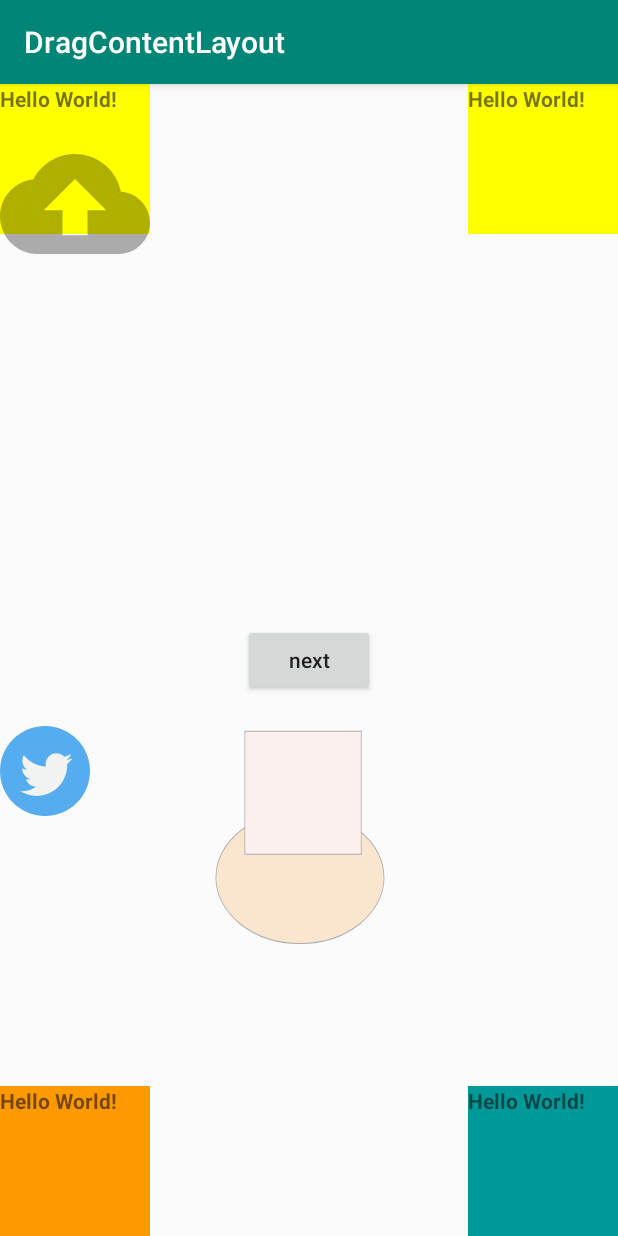
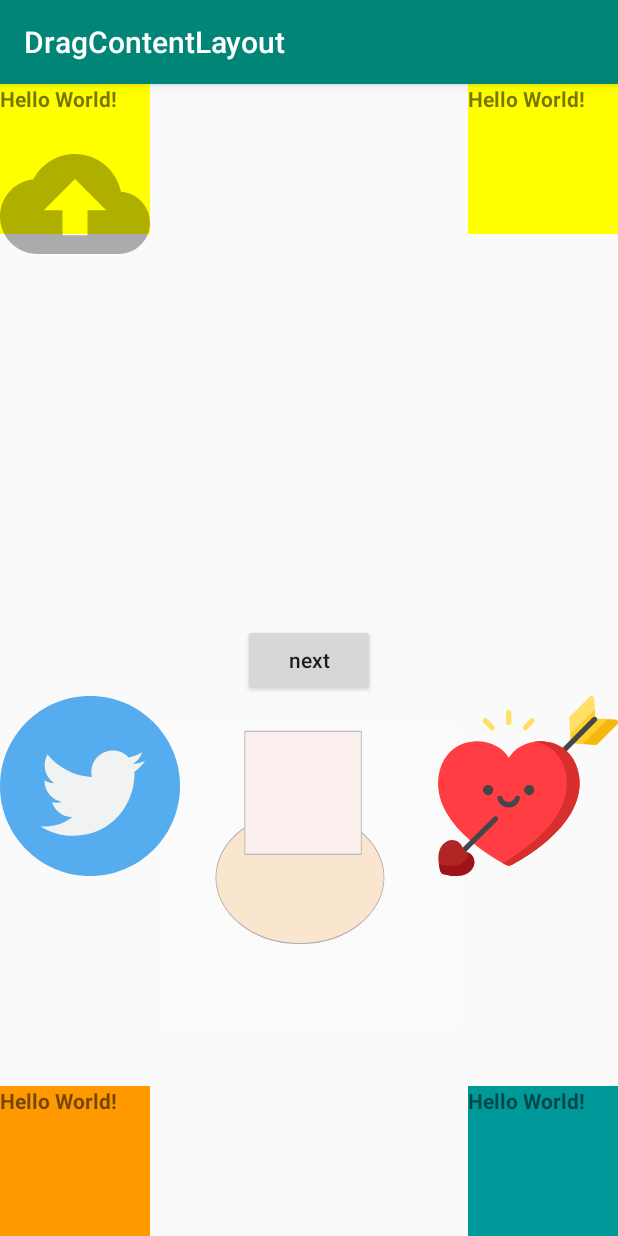
Before and after one commit to zhao2017/DragContentLayout, an Android app: the screen it shows after launch (MainActivity), on a phone screen of 412 x 824 dp. Run offline under Robolectric (Android 15) with nearby library versions, the phone set to English and light mode, and no system bars.

Commit message:
测试String replace

```diff
--- /dev/null
+++ b/app/src/main/java/test/com/zh/java_test/test_string/TestReplace.java
@@ -0,0 +1,23 @@
+package test.com.zh.java_test.test_string;
+
+/**
+ * 创建日期：2019/4/8
+ * 描述:测试replace
+ *
+ * @author: zhaoh
+ */
+public class TestReplace {
+    public static void main(String[] args) {
+        String str = "cbbbbbbbbbk";
+        /**
+         * 使用指定的字面值替换序列替换此字符串所有匹配字面值目标序列的子字符串。该替换从字符串的开头朝末尾执行，
+         * target - 要被替换的 char 值序列
+         * replacement - char 值的替换序列
+         */
+        printStr(str.replace("cbbbbbbbbb","a"));
+    }
+
+    public static void printStr(String str){
+        System.out.println(str);
+    }
+}
--- /dev/null
+++ b/app/src/main/res/drawable/ic_fall_in_love.xml
@@ -0,0 +1,19 @@
+<vector android:height="24dp" android:viewportHeight="512.204"
+    android:viewportWidth="512.204" android:width="24dp" xmlns:android="http://schemas.android.com/apk/res/android">
+    <path android:fillColor="#FFDF65" android:pathData="M511.503,72.36c-1.05,-2.761 -3.622,-4.648 -6.57,-4.822l-57.119,-3.36L444.454,7.06c-0.174,-2.948 -2.061,-5.52 -4.822,-6.57c-2.761,-1.049 -5.88,-0.381 -7.969,1.707l-56.048,56.047c-1.515,1.516 -2.31,3.605 -2.184,5.744l3.752,63.774c0.224,3.796 3.252,6.823 7.047,7.047l63.774,3.751c0.147,0.009 0.294,0.013 0.44,0.013c1.983,0 3.893,-0.786 5.304,-2.196l56.047,-56.047C511.884,78.24 512.552,75.121 511.503,72.36z"/>
+    <path android:fillColor="#FFCD2C" android:pathData="M377.184,127.762c0.105,1.776 0.828,3.378 1.952,4.609l68.663,-68.058l0.113,-0.129l-0.098,-0.006l-1.536,-26.109l-70.23,70.382L377.184,127.762z"/>
+    <path android:fillColor="#FFCD2C" android:pathData="M509.796,80.329c2.088,-2.089 2.756,-5.208 1.707,-7.969c-1.05,-2.761 -3.622,-4.648 -6.57,-4.822l-57.119,-3.36l-0.001,-0.007l-68.678,68.2c1.278,1.401 3.076,2.319 5.095,2.438l63.774,3.751c0.147,0.009 0.294,0.013 0.44,0.013c1.983,0 3.893,-0.786 5.304,-2.196L509.796,80.329z"/>
+    <path android:fillColor="#F4B70C" android:pathData="M511.503,72.36c-1.05,-2.761 -3.622,-4.648 -6.57,-4.822L482.187,66.2l-69.837,70.263l35.654,2.097c0.147,0.009 0.294,0.013 0.44,0.013c1.983,0 3.893,-0.786 5.304,-2.196l56.047,-56.047C511.884,78.24 512.552,75.121 511.503,72.36z"/>
+    <path android:fillColor="#464649" android:pathData="M355.822,164.645c-1.905,0 -3.812,-0.722 -5.272,-2.166c-2.946,-2.913 -2.974,-7.661 -0.061,-10.607l89.621,-90.643c2.913,-2.947 7.662,-2.972 10.606,-0.062c2.946,2.913 2.974,7.661 0.062,10.606l-89.622,90.644C359.689,163.901 357.756,164.645 355.822,164.645z"/>
+    <path android:fillColor="#FF3D43" android:pathData="M401.633,229.414c-4.211,-30.779 -16.235,-55.418 -35.739,-73.23c-17.046,-15.567 -38.943,-24.88 -63.322,-26.929c-23.064,-1.94 -46.572,2.9 -66.187,13.627c-15.008,8.208 -26.953,19.528 -34.798,32.756c-7.845,-13.228 -19.79,-24.548 -34.798,-32.756c-19.614,-10.727 -43.117,-15.568 -66.187,-13.627c-24.379,2.049 -46.276,11.361 -63.322,26.93c-19.504,17.812 -31.528,42.45 -35.739,73.23c-4.674,34.165 3.002,68.885 22.814,103.194c15.591,26.999 38.713,53.796 68.725,79.648c50.744,43.711 103.027,69.349 105.227,70.419c1.035,0.503 2.157,0.755 3.279,0.755s2.244,-0.252 3.279,-0.755c2.201,-1.07 54.484,-26.708 105.227,-70.419c30.012,-25.853 53.135,-52.649 68.726,-79.648C398.631,298.299 406.307,263.579 401.633,229.414z"/>
+    <path android:fillColor="#D72E2E" android:pathData="M401.633,229.414c-4.211,-30.779 -16.235,-55.418 -35.739,-73.23c-17.046,-15.567 -38.943,-24.88 -63.322,-26.929c-9.443,-0.794 -18.957,-0.434 -28.251,0.984c21.101,3.262 40.044,12.136 55.164,25.945c19.504,17.813 31.528,42.451 35.739,73.23c4.674,34.165 -3.002,68.885 -22.814,103.194c-15.591,26.999 -38.714,53.796 -68.726,79.648c-35.028,30.174 -70.787,51.733 -90.302,62.546c8.755,4.851 14.244,7.541 14.925,7.873c1.035,0.503 2.157,0.755 3.279,0.755s2.244,-0.252 3.279,-0.755c2.201,-1.07 54.484,-26.708 105.227,-70.419c30.012,-25.853 53.135,-52.649 68.726,-79.648C398.631,298.299 406.307,263.579 401.633,229.414z"/>
+    <path android:fillColor="#464649" android:pathData="M66.638,452.855c-1.936,0 -3.87,-0.744 -5.337,-2.23c-2.911,-2.947 -2.881,-7.695 0.067,-10.606l96.962,-95.747c2.948,-2.909 7.696,-2.881 10.606,0.067c2.911,2.947 2.881,7.695 -0.067,10.606l-96.962,95.747C70.446,452.134 68.542,452.855 66.638,452.855z"/>
+    <path android:fillColor="#FFDF65" android:pathData="M201.251,82.592c-4.142,0 -7.5,-3.357 -7.5,-7.5V47.484c0,-4.143 3.358,-7.5 7.5,-7.5c4.142,0 7.5,3.357 7.5,7.5v27.608C208.751,79.235 205.393,82.592 201.251,82.592z"/>
+    <path android:fillColor="#FFDF65" android:pathData="M153.89,97.244c-1.924,0 -3.847,-0.735 -5.313,-2.206l-19.488,-19.557c-2.924,-2.934 -2.916,-7.683 0.018,-10.606c2.933,-2.925 7.682,-2.917 10.607,0.019l19.488,19.557c2.924,2.934 2.916,7.683 -0.018,10.606C157.72,96.516 155.805,97.244 153.89,97.244z"/>
+    <path android:fillColor="#FFDF65" android:pathData="M248.612,97.244c-1.915,0 -3.83,-0.729 -5.294,-2.188c-2.934,-2.924 -2.942,-7.672 -0.019,-10.606l19.488,-19.557c2.923,-2.936 7.672,-2.943 10.606,-0.019c2.934,2.924 2.942,7.672 0.019,10.606l-19.488,19.557C252.46,96.509 250.535,97.244 248.612,97.244z"/>
+    <path android:fillColor="#464649" android:pathData="M142.692,253.013c-8.025,0 -14.553,6.528 -14.553,14.554c0,8.024 6.528,14.553 14.553,14.553s14.553,-6.528 14.553,-14.553C157.246,259.541 150.717,253.013 142.692,253.013z"/>
+    <path android:fillColor="#464649" android:pathData="M259.507,253.013c-8.025,0 -14.553,6.528 -14.553,14.554c0,8.024 6.528,14.553 14.553,14.553c8.024,0 14.553,-6.528 14.553,-14.553C274.06,259.541 267.531,253.013 259.507,253.013z"/>
+    <path android:fillColor="#464649" android:pathData="M228.036,284.149c-3.952,-1.236 -8.161,0.963 -9.399,4.916c-2.412,7.7 -9.459,12.874 -17.537,12.874c-8.078,0 -15.126,-5.174 -17.537,-12.874c-1.237,-3.952 -5.443,-6.152 -9.399,-4.916c-3.953,1.238 -6.153,5.446 -4.916,9.398c4.382,13.991 17.182,23.392 31.852,23.392c14.669,0 27.47,-9.4 31.852,-23.392C234.189,289.595 231.988,285.387 228.036,284.149z"/>
+    <path android:fillColor="#B32425" android:pathData="M95.874,452.775c-6.238,-7.382 -14.89,-11.597 -23.324,-11.974c-0.377,-8.434 -4.592,-17.087 -11.975,-23.324c-9.439,-7.975 -25.233,-12.161 -41.257,0.003C-12.394,441.561 6.864,498.597 7.7,501.013c0.752,2.176 2.462,3.886 4.638,4.638c1.335,0.462 19.358,6.554 39.283,6.554c16.118,-0.001 33.482,-3.989 44.252,-18.172C108.038,478.01 103.85,462.214 95.874,452.775z"/>
+    <path android:fillColor="#9E1219" android:pathData="M95.874,452.775c-2.447,-2.896 -5.27,-5.297 -8.301,-7.178c-0.261,6.209 -2.477,12.914 -7.6,19.662c-10.769,14.183 -28.133,18.171 -44.251,18.172c-13.487,0 -26.095,-2.79 -33.253,-4.737c1.819,12.243 4.908,21.383 5.231,22.319c0.752,2.176 2.462,3.886 4.638,4.638c1.335,0.462 19.358,6.554 39.283,6.554c16.118,-0.001 33.482,-3.989 44.252,-18.172C108.038,478.01 103.85,462.214 95.874,452.775z"/>
+</vector>
--- a/app/src/main/res/layout/activity_main.xml
+++ b/app/src/main/res/layout/activity_main.xml
@@ -1,6 +1,5 @@
 <?xml version="1.0" encoding="utf-8"?>
 <RelativeLayout xmlns:android="http://schemas.android.com/apk/res/android"
-    xmlns:tools="http://schemas.android.com/tools"
     android:layout_width="match_parent"
     android:layout_height="match_parent">
 
@@ -61,10 +60,15 @@
         android:layout_marginTop="20dp"
         android:src="@drawable/svg_2" />
     <ImageView
-        android:layout_width="60dp"
-        android:layout_height="60dp"
+        android:layout_width="120dp"
+        android:layout_height="120dp"
         android:layout_below="@id/bt_next"
-        android:layout_marginTop="20dp"
         android:src="@drawable/svg_3" />
+    <ImageView
+        android:layout_alignParentRight="true"
+        android:layout_width="120dp"
+        android:layout_height="120dp"
+        android:layout_below="@id/bt_next"
+        android:src="@drawable/ic_fall_in_love" />
 
 </RelativeLayout>
```
